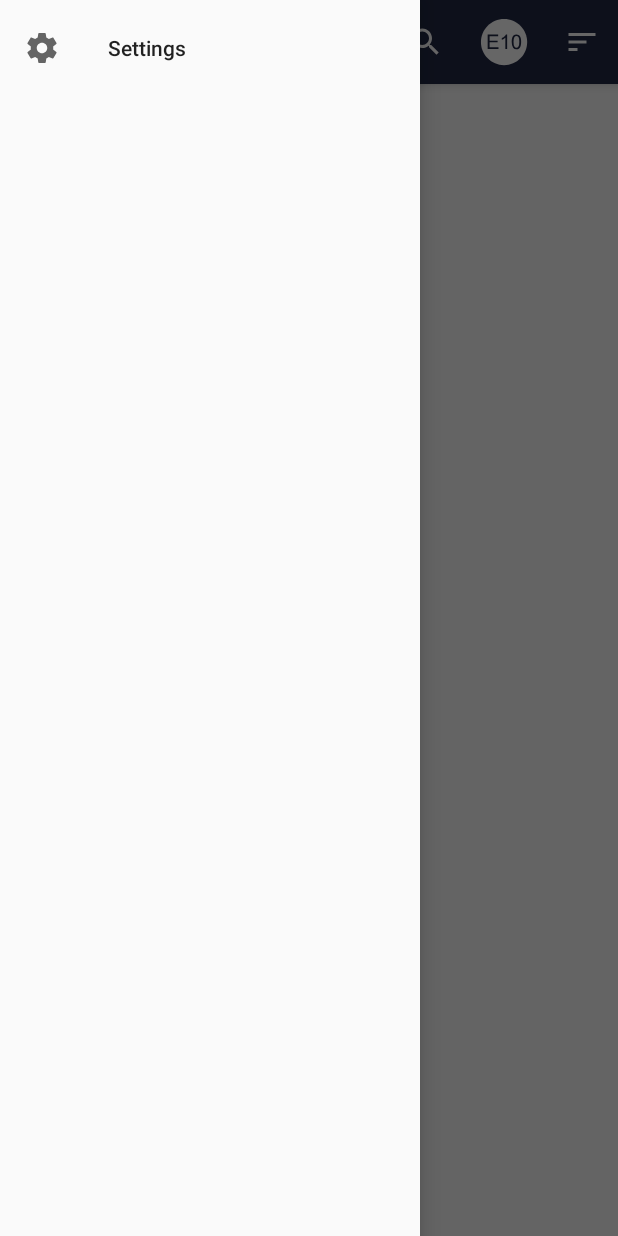
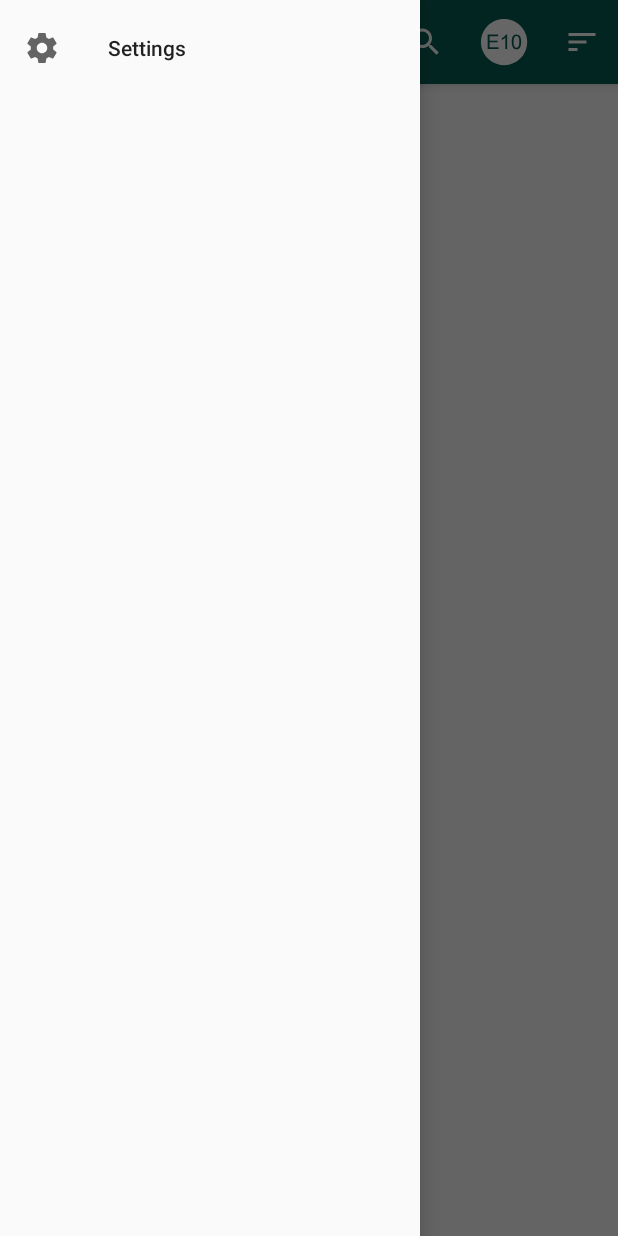
Before and after one commit to mrJayson/PetrolPatrol, an Android app: the ListActivity screen opened directly, with no data from a screen before it, with the side drawer open, on a phone screen of 412 x 824 dp. Run offline under Robolectric (Android 15) with nearby library versions, the phone set to English and light mode, and no system bars; libraries missing offline, so code that uses them is left out: com.google.maps.android; network calls fail; 2 statements that could not run were skipped.

Commit message:
Add colour gradient.

```diff
--- a/app/src/main/res/drawable/circle_good.xml
+++ b/app/src/main/res/drawable/circle_good.xml
@@ -3,5 +3,5 @@
     android:shape="oval">
     <stroke
         android:width="2dp"
-        android:color="@color/yellow_green"/>
+        android:color="@color/sushi"/>
 </shape>
--- a/app/src/main/res/drawable/circle_neutral.xml
+++ b/app/src/main/res/drawable/circle_neutral.xml
@@ -3,5 +3,5 @@
     android:shape="oval">
     <stroke
         android:width="2dp"
-        android:color="@color/carrot_orange"/>
+        android:color="@color/school_bus_yellow"/>
 </shape>
--- a/app/src/main/res/values/colors.xml
+++ b/app/src/main/res/values/colors.xml
@@ -1,8 +1,8 @@
 <?xml version="1.0" encoding="utf-8"?>
 <resources>
-    <color name="colorPrimaryDark">@color/port_gore</color>
-    <color name="colorPrimary">@color/port_gore</color>
-    <color name="colorAccent">@color/denim</color>
+    <color name="colorPrimaryDark">@color/deep_sea_green</color>
+    <color name="colorPrimary">@color/deep_sea_green</color>
+    <color name="colorAccent">@color/mountain_meadow</color>
 
     <color name="material_indigo_500">#3F51B5</color>
     <color name="material_indigo_700">#303F9F</color>
@@ -17,13 +17,11 @@
     <color name="denim">#1560bd</color>
     <color name="jordy_blue">#6EA1DA</color>
 
+    <color name="deep_sea_green">#075e54</color>
+    <color name="mountain_meadow">#25D366</color>
+
     <color name="cinnabar">#E1332F</color>
-    <color name="carrot_orange">#F4921F</color>
-    <color name="yellow_green">#8BC440</color>
+    <color name="school_bus_yellow">#FFD000</color>
+    <color name="sushi">#8BC440</color>
 
-    <array name="gradient">
-        <item>@color/cinnabar</item>
-        <item>@color/carrot_orange</item>
-        <item>@color/yellow_green</item>
-    </array>
 </resources>
```
Also changed, not shown: app/src/main/java/com/petrolpatrol/petrolpatrol/util/Colour.java (added, +22 -0 lines), app/src/main/java/com/petrolpatrol/petrolpatrol/util/Gradient.java (added, +52 -0 lines), app/src/main/res/drawable/shape_marker_bad.xml (+6 -4 lines), app/src/main/res/drawable/shape_marker_default.xml (+6 -4 lines), app/src/main/res/drawable/shape_marker_good.xml (+6 -4 lines), app/src/main/res/drawable/shape_marker_neutral.xml (+6 -4 lines), 1 other file.
